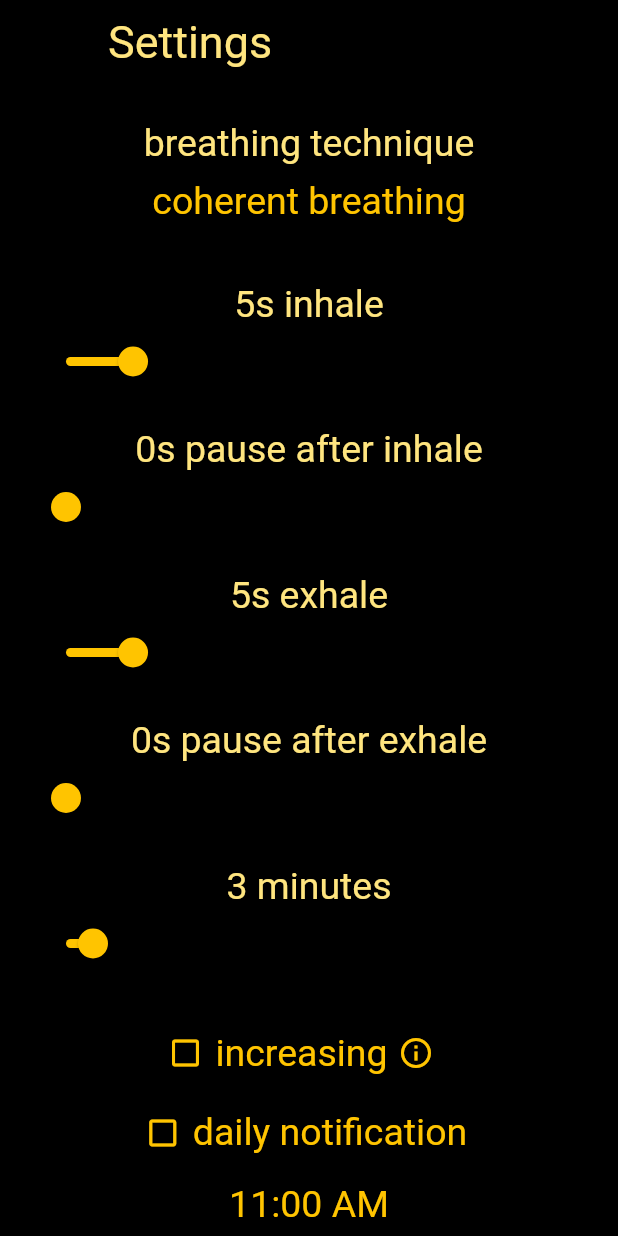
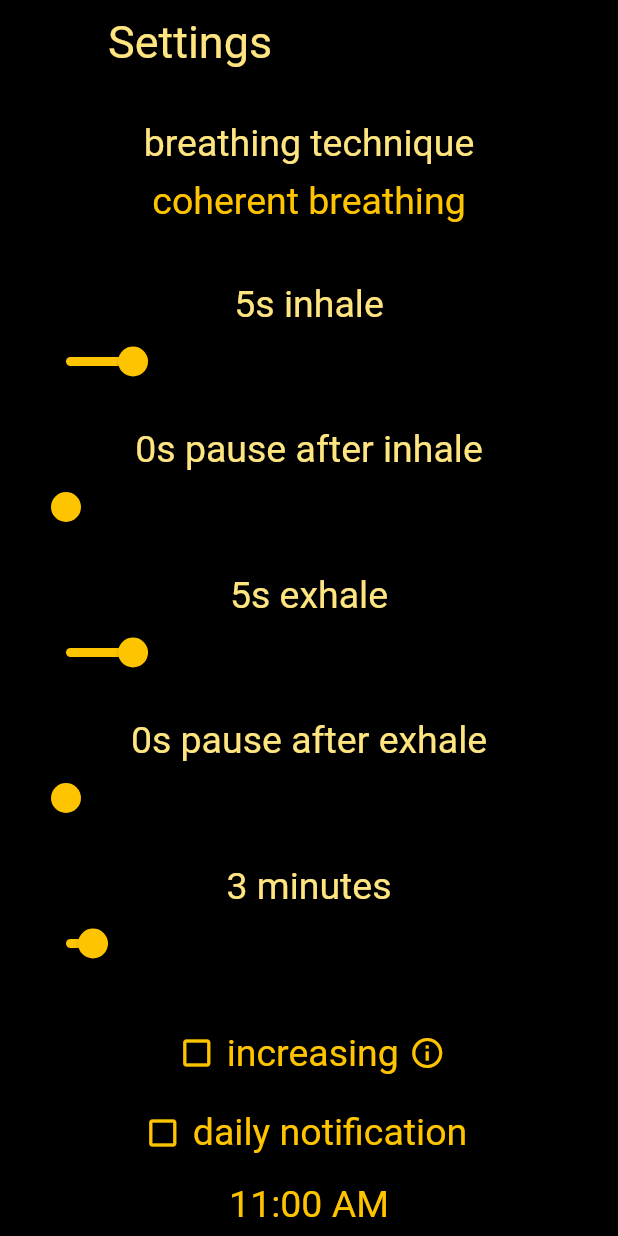
Before and after one commit to geekmiester/breathe, a Flutter app: the Settings screen opened directly, on a phone screen of 412 x 824 dp. Run offline on Flutter 3.47's test engine with Material 2 defaults, Android fonts, the phone set to English and light mode, and no system bars; our stand-ins replace audioplayers, flushbar, flutter_local_notifications, shared_preferences; missing offline and left inert: vibrate; accounts and stored records are empty.

Commit message:
optical improvement

```diff
--- a/lib/settings.dart
+++ b/lib/settings.dart
@@ -272,7 +272,9 @@ class _Settings extends State<SettingsState> {
                   });
                 }),
             Padding(padding: EdgeInsets.only(top: 25)),
-            FlatButton.icon(
+            Padding(
+              padding: EdgeInsets.only(left: 15),
+              child: FlatButton.icon(
                 shape: RoundedRectangleBorder(
                     borderRadius: BorderRadius.circular(25)),
                 onPressed: () {
@@ -312,6 +314,7 @@ class _Settings extends State<SettingsState> {
                       ),
                     )
                   ],
+                ),
               ),
             ),
             Padding(padding: EdgeInsets.only(top: 5)),
```
Lines whose indentation alone changed are shown as unchanged.
